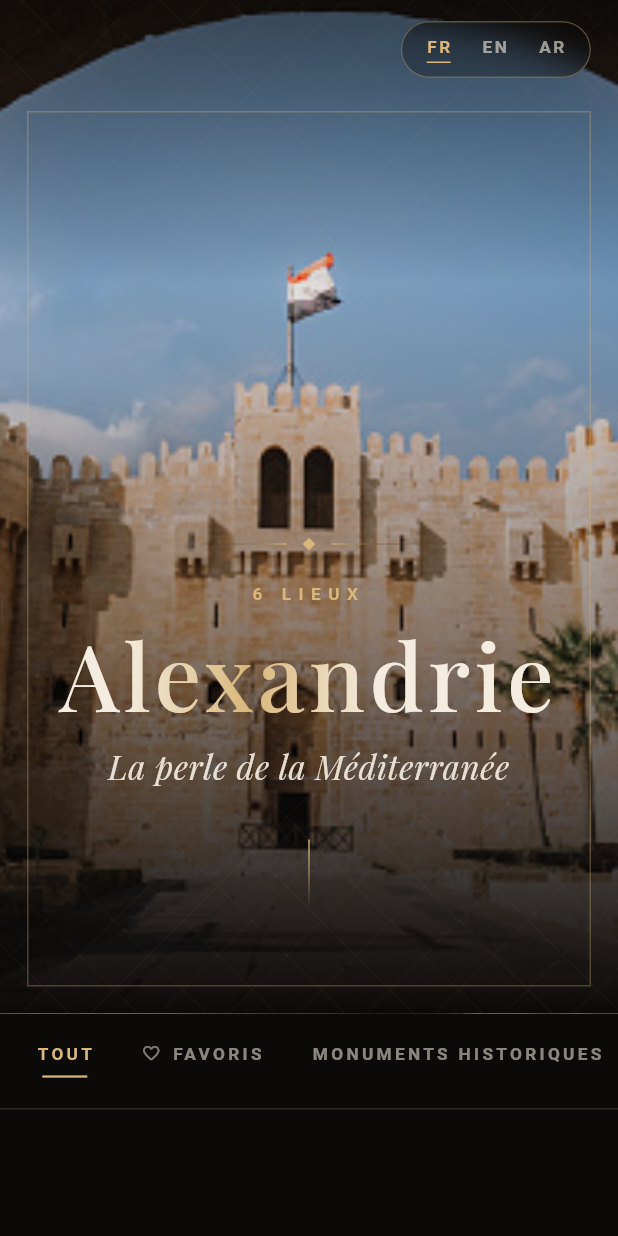
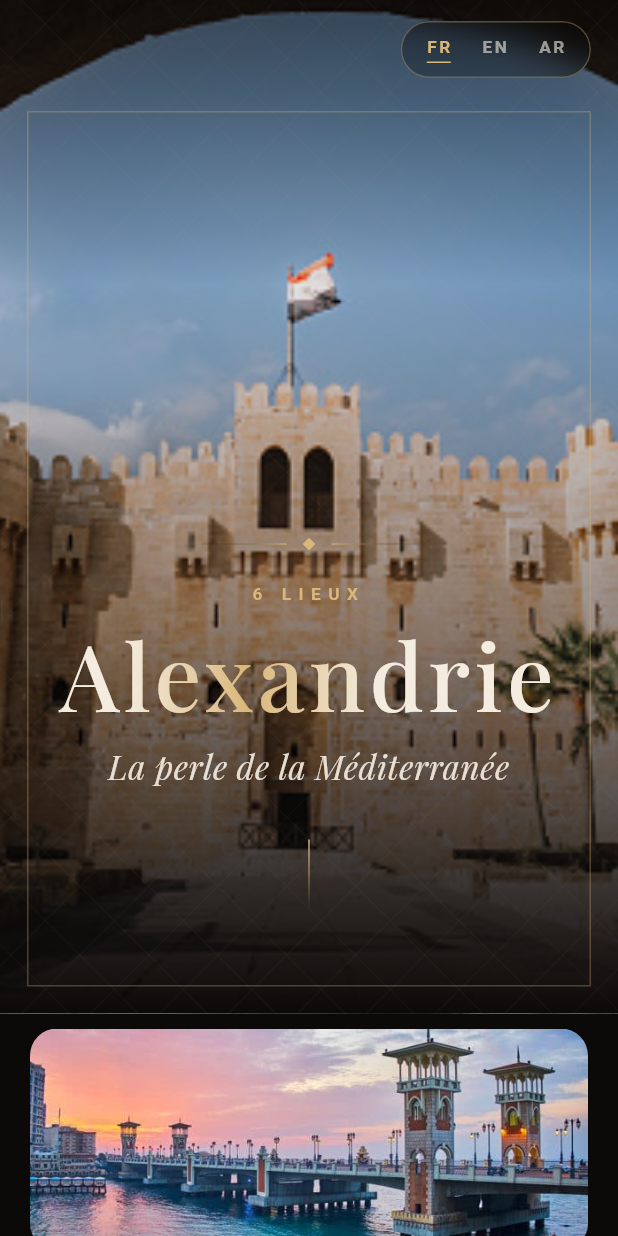
Before and after one commit to Coco921609/Egypte, a Flutter app: the AlexandriePage screen opened directly, on a phone screen of 412 x 824 dp. Run offline on Flutter 3.47's test engine with Material 3 defaults, Android fonts, the phone set to English and light mode, and no system bars; our stand-ins replace google_fonts, shared_preferences; accounts and stored records are empty.

Commit message:
Add destination photo banner

```diff
--- a/lib/alexandrie.dart
+++ b/lib/alexandrie.dart
@@ -687,6 +687,22 @@ class _AlexandriePageState extends State<AlexandriePage>
                   '${currentData.length} ${_getTranslatedText('places')}',
                   langSwitcher: _buildLangSwitcher(),
                   shimmer: _shimmer,
+                ),
+              ),
+              SliverToBoxAdapter(
+                child: Padding(
+                  padding: const EdgeInsets.fromLTRB(20, 10, 20, 18),
+                  child: ClipRRect(
+                    borderRadius: BorderRadius.circular(18),
+                    child: SizedBox(
+                      height: 148,
+                      width: double.infinity,
+                      child: Image.asset(
+                        'assets/images/alexandrie.jpg',
+                        fit: BoxFit.cover,
+                      ),
+                    ),
+                  ),
                 ),
               ),
               SliverPersistentHeader(
```
